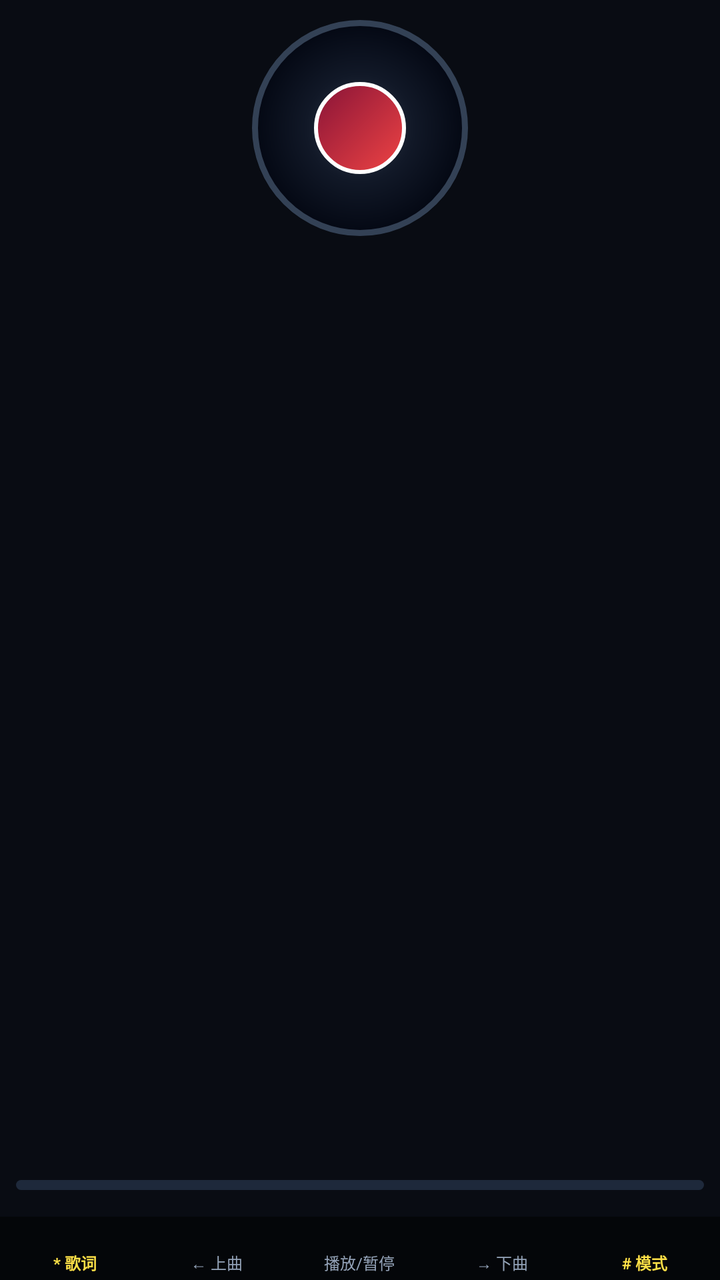
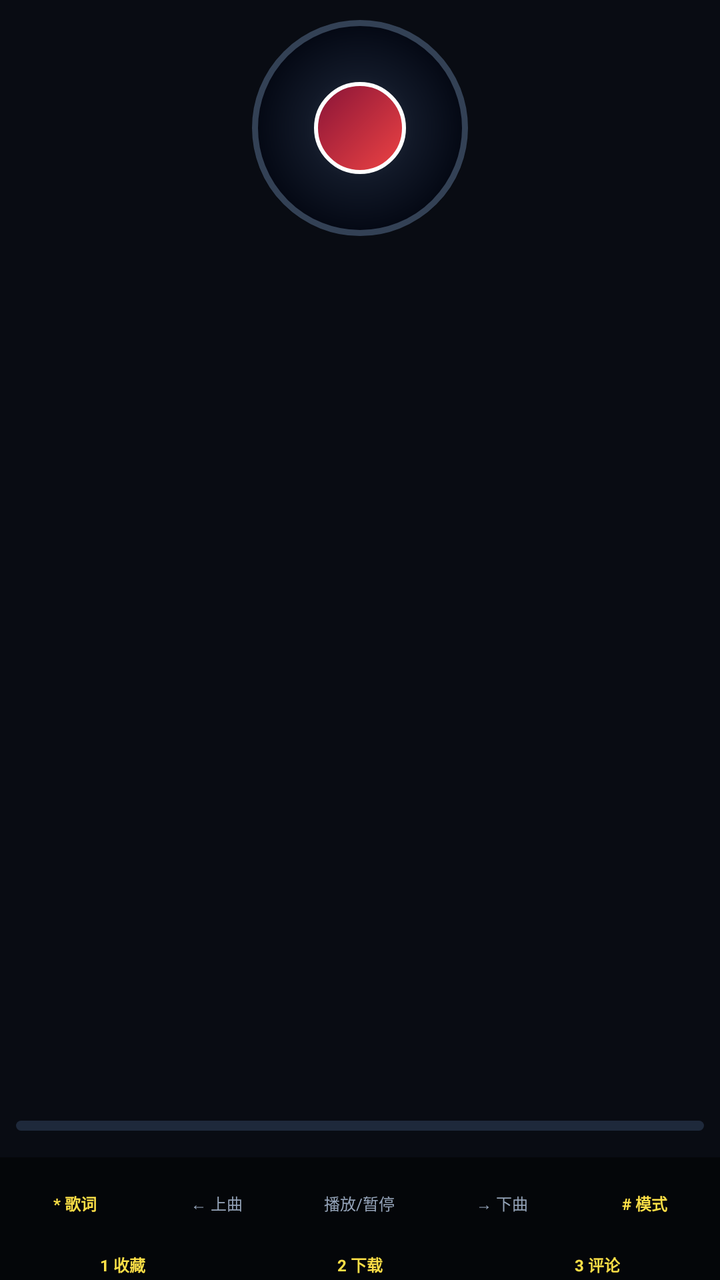

An Android layout rendered at two revisions. The XML below is the earlier revision; the diff shows what the commit changed to produce the second picture.
<!-- AndroidManifest.xml: application theme Theme.KeydroidX.Music -->
<!-- res/layout/activity_player.xml -->
<?xml version="1.0" encoding="utf-8"?>
<FrameLayout
    xmlns:android="http://schemas.android.com/apk/res/android"
    android:layout_width="match_parent"
    android:layout_height="match_parent"
    android:background="@color/music_dark_bg">

    
    
    
    <LinearLayout
        android:id="@+id/layout_player_root"
        android:layout_width="match_parent"
        android:layout_height="match_parent"
        android:orientation="vertical"
        android:focusable="true"
        android:focusableInTouchMode="true">

        
        <LinearLayout
            android:id="@+id/layout_upper"
            android:layout_width="match_parent"
            android:layout_height="wrap_content"
            android:orientation="vertical"
            android:gravity="center_horizontal"
            android:paddingLeft="8dp"
            android:paddingRight="8dp"
            android:paddingTop="8dp"
            android:paddingBottom="4dp">

            <FrameLayout
                android:layout_width="wrap_content"
                android:layout_height="wrap_content"
                android:layout_marginTop="2dp"
                android:layout_marginBottom="2dp">

                <FrameLayout
                    android:id="@+id/vinyl_disk"
                    android:layout_width="108dp"
                    android:layout_height="108dp"
                    android:background="@drawable/bg_vinyl_disk">

                    <FrameLayout
                        android:id="@+id/vinyl_center"
                        android:layout_width="46dp"
                        android:layout_height="46dp"
                        android:layout_gravity="center"
                        android:background="@drawable/bg_vinyl_center">

                        <TextView
                            android:id="@+id/iv_play_pause"
                            android:layout_width="wrap_content"
                            android:layout_height="wrap_content"
                            android:layout_gravity="center"
                            android:textSize="20sp"
                            android:textColor="#FFFFFF"
                            android:includeFontPadding="false" />
                    </FrameLayout>
                </FrameLayout>
            </FrameLayout>

            <LinearLayout
                android:layout_width="match_parent"
                android:layout_height="wrap_content"
                android:orientation="vertical"
                android:gravity="center_horizontal"
                android:layout_marginTop="4dp">

                <TextView
                    android:id="@+id/tv_song_title"
                    android:layout_width="match_parent"
                    android:layout_height="wrap_content"
                    android:gravity="center"
                    android:textSize="10sp"
                    android:textStyle="bold"
                    android:textColor="#FFFFFF"
                    android:singleLine="true"
                    android:ellipsize="end"
                    android:includeFontPadding="false" />

                <TextView
                    android:id="@+id/tv_song_artist"
                    android:layout_width="match_parent"
                    android:layout_height="wrap_content"
                    android:layout_marginTop="2dp"
                    android:gravity="center"
                    android:textSize="10sp"
                    android:textColor="@color/music_subtext"
                    android:singleLine="true"
                    android:ellipsize="end"
                    android:includeFontPadding="false" />
            </LinearLayout>
        </LinearLayout>

        
        <FrameLayout
            android:layout_width="match_parent"
            android:layout_height="0dp"
            android:layout_weight="1">

            <ScrollView
                android:id="@+id/scroll_lyric"
                android:layout_width="match_parent"
                android:layout_height="match_parent"
                android:fillViewport="true"
                android:scrollbars="none"
                android:overScrollMode="never"
                android:focusable="false"
                android:focusableInTouchMode="false">

                <LinearLayout
                    android:id="@+id/layout_lyric_list"
                    android:layout_width="match_parent"
                    android:layout_height="wrap_content"
                    android:orientation="vertical"
                    android:gravity="center_vertical"
                    android:paddingLeft="10dp"
                    android:paddingRight="10dp"
                    android:paddingTop="6dp"
                    android:paddingBottom="6dp">
                </LinearLayout>
            </ScrollView>

        </FrameLayout>

        
        <LinearLayout
            android:layout_width="match_parent"
            android:layout_height="wrap_content"
            android:orientation="vertical"
            android:paddingLeft="8dp"
            android:paddingRight="8dp"
            android:paddingTop="4dp"
            android:paddingBottom="2dp">

            <FrameLayout
                android:id="@+id/progress_track"
                android:layout_width="match_parent"
                android:layout_height="5dp"
                android:background="@drawable/bg_progress_bar">

                <View
                    android:id="@+id/progress_fill"
                    android:layout_width="0dp"
                    android:layout_height="match_parent"
                    android:background="@drawable/bg_progress_fill" />
            </FrameLayout>

            <LinearLayout
                android:layout_width="match_parent"
                android:layout_height="wrap_content"
                android:layout_marginTop="2dp"
                android:orientation="horizontal"
                android:gravity="center_vertical">

                <TextView
                    android:id="@+id/tv_current_time"
                    android:layout_width="wrap_content"
                    android:layout_height="wrap_content"
                    android:textSize="8sp"
                    android:textColor="@color/music_subtext"
                    android:includeFontPadding="false" />

                <TextView
                    android:id="@+id/tv_play_status"
                    android:layout_width="0dp"
                    android:layout_height="wrap_content"
                    android:layout_weight="1"
                    android:gravity="center"
                    android:textSize="8sp"
                    android:textColor="@color/music_subtext"
                    android:includeFontPadding="false" />

                <TextView
                    android:id="@+id/tv_total_time"
                    android:layout_width="wrap_content"
                    android:layout_height="wrap_content"
                    android:textSize="8sp"
                    android:textColor="@color/music_subtext"
                    android:includeFontPadding="false" />
            </LinearLayout>
        </LinearLayout>

        
        <LinearLayout
            android:id="@+id/layout_key_guide"
            android:layout_width="match_parent"
            android:layout_height="wrap_content"
            android:orientation="horizontal"
            android:gravity="center"
            android:background="#88000000"
            android:paddingTop="3dp"
            android:paddingBottom="3dp"
            android:paddingLeft="2dp"
            android:paddingRight="2dp">

            <LinearLayout
                android:id="@+id/guide_lyrics"
                android:layout_width="0dp"
                android:layout_height="wrap_content"
                android:layout_weight="1"
                android:orientation="vertical"
                android:gravity="center_horizontal">

                <TextView
                    android:id="@+id/icon_guide_lyrics"
                    android:layout_width="wrap_content"
                    android:layout_height="wrap_content"
                    android:textSize="12sp"
                    android:textColor="#FDE047"
                    android:includeFontPadding="false" />

                <TextView
                    android:layout_width="wrap_content"
                    android:layout_height="wrap_content"
                    android:textSize="8sp"
                    android:textColor="#FDE047"
                    android:textStyle="bold"
                    android:text="@string/guide_lyrics"
                    android:includeFontPadding="false" />
            </LinearLayout>

            <LinearLayout
                android:id="@+id/guide_prev"
                android:layout_width="0dp"
                android:layout_height="wrap_content"
                android:layout_weight="1"
                android:orientation="vertical"
                android:gravity="center_horizontal">

                <TextView
                    android:id="@+id/icon_guide_prev"
                    android:layout_width="wrap_content"
                    android:layout_height="wrap_content"
                    android:textSize="12sp"
                    android:textColor="#CBD5E1"
                    android:includeFontPadding="false" />

                <TextView
                    android:layout_width="wrap_content"
                    android:layout_height="wrap_content"
                    android:textSize="8sp"
                    android:textColor="#94A3B8"
                    android:text="@string/guide_prev"
                    android:includeFontPadding="false" />
            </LinearLayout>

            <LinearLayout
                android:id="@+id/guide_playpause"
                android:layout_width="0dp"
                android:layout_height="wrap_content"
                android:layout_weight="1"
                android:orientation="vertical"
                android:gravity="center_horizontal">

                <TextView
                    android:id="@+id/icon_guide_playpause"
                    android:layout_width="wrap_content"
                    android:layout_height="wrap_content"
                    android:textSize="12sp"
                    android:textColor="#CBD5E1"
                    android:includeFontPadding="false" />

                <TextView
                    android:layout_width="wrap_content"
                    android:layout_height="wrap_content"
                    android:textSize="8sp"
                    android:textColor="#94A3B8"
                    android:text="@string/guide_playpause"
                    android:includeFontPadding="false" />
            </LinearLayout>

            <LinearLayout
                android:id="@+id/guide_next"
                android:layout_width="0dp"
                android:layout_height="wrap_content"
                android:layout_weight="1"
                android:orientation="vertical"
                android:gravity="center_horizontal">

                <TextView
                    android:id="@+id/icon_guide_next"
                    android:layout_width="wrap_content"
                    android:layout_height="wrap_content"
                    android:textSize="12sp"
                    android:textColor="#CBD5E1"
                    android:includeFontPadding="false" />

                <TextView
                    android:layout_width="wrap_content"
                    android:layout_height="wrap_content"
                    android:textSize="8sp"
                    android:textColor="#94A3B8"
                    android:text="@string/guide_next"
                    android:includeFontPadding="false" />
            </LinearLayout>

            <LinearLayout
                android:id="@+id/guide_mode"
                android:layout_width="0dp"
                android:layout_height="wrap_content"
                android:layout_weight="1"
                android:orientation="vertical"
                android:gravity="center_horizontal">

                <TextView
                    android:id="@+id/icon_guide_mode"
                    android:layout_width="wrap_content"
                    android:layout_height="wrap_content"
                    android:textSize="12sp"
                    android:textColor="#FDE047"
                    android:includeFontPadding="false" />

                <TextView
                    android:layout_width="wrap_content"
                    android:layout_height="wrap_content"
                    android:textSize="8sp"
                    android:textColor="#FDE047"
                    android:textStyle="bold"
                    android:text="@string/guide_mode"
                    android:includeFontPadding="false" />
            </LinearLayout>
        </LinearLayout>
    </LinearLayout>

    
    
    
    <FrameLayout
        android:id="@+id/layout_lyric_fullscreen"
        android:layout_width="match_parent"
        android:layout_height="match_parent"
        android:background="@color/music_dark_bg"
        android:visibility="gone">

        <ScrollView
            android:id="@+id/scroll_lyric_full"
            android:layout_width="match_parent"
            android:layout_height="match_parent"
            android:fillViewport="true"
            android:scrollbars="none"
            android:overScrollMode="never"
            android:focusable="false"
            android:focusableInTouchMode="false">

            <LinearLayout
                android:id="@+id/layout_lyric_full_wrapper"
                android:layout_width="match_parent"
                android:layout_height="wrap_content"
                android:orientation="vertical"
                android:gravity="center_horizontal"
                android:paddingLeft="14dp"
                android:paddingRight="14dp"
                android:paddingTop="120dp"
                android:paddingBottom="120dp"
                android:clipToPadding="false">

                
                <LinearLayout
                    android:id="@+id/layout_lyric_full_list"
                    android:layout_width="match_parent"
                    android:layout_height="wrap_content"
                    android:orientation="vertical"
                    android:gravity="center_horizontal">
                </LinearLayout>
            </LinearLayout>
        </ScrollView>
    </FrameLayout>
</FrameLayout>
<!-- resources referenced by this layout -->
<resources>
  <color name="music_dark_bg">#090C13</color>
  <color name="music_subtext">#B0B0B0</color>
  <!-- drawable bg_progress_bar (drawable) -->
  <?xml version="1.0" encoding="utf-8"?>
  <shape xmlns:android="http://schemas.android.com/apk/res/android"
      android:shape="rectangle">
      <solid android:color="#1E293B" />
      <corners android:radius="3dp" />
  </shape>
  <!-- drawable bg_progress_fill (drawable) -->
  <?xml version="1.0" encoding="utf-8"?>
  <shape xmlns:android="http://schemas.android.com/apk/res/android"
      android:shape="rectangle">
      <solid android:color="@color/music_accent" />
      <corners android:radius="3dp" />
  </shape>
  <!-- drawable bg_vinyl_center (drawable) -->
  <?xml version="1.0" encoding="utf-8"?>
  <shape xmlns:android="http://schemas.android.com/apk/res/android"
      android:shape="oval">
      <gradient
          android:type="linear"
          android:angle="135"
          android:startColor="#EF4444"
          android:endColor="#881337" />
      <stroke
          android:width="2dp"
          android:color="#FFFFFF" />
  </shape>
  <!-- drawable bg_vinyl_disk (drawable) -->
  <?xml version="1.0" encoding="utf-8"?>
  <layer-list xmlns:android="http://schemas.android.com/apk/res/android">
  
      
      <item
          android:left="0dp"
          android:top="2dp"
          android:right="0dp"
          android:bottom="0dp">
          <shape android:shape="oval">
              <solid android:color="#33000000" />
        </shape>
    </item>
  
      
      <item>
          <shape android:shape="oval">
              <gradient
                  android:type="radial"
                  android:gradientRadius="54dp"
                  android:centerX="0.5"
                  android:centerY="0.5"
                  android:startColor="#FF2D3748"
                  android:centerColor="#FF111827"
                  android:endColor="#FF030712" />
              <stroke
                  android:width="3dp"
                  android:color="#334155" />
        </shape>
    </item>
  </layer-list>
  <string name="guide_lyrics">* 歌词</string>
  <string name="guide_mode"># 模式</string>
  <string name="guide_next">→ 下曲</string>
  <string name="guide_playpause">播放/暂停</string>
  <string name="guide_prev">← 上曲</string>
  <style name="Theme.KeydroidX.Music" parent="Theme.NokiaKeyCore">
          <item name="android:windowNoTitle">true</item>
          <item name="android:windowBackground">@color/music_bg</item>
  
          
          <item name="android:windowDisablePreview">true</item>
          <item name="android:windowContentOverlay">@null</item>
      </style>
  <color name="music_accent">#38BDF8</color>
  <color name="music_bg">#090C13</color>
</resources>

<!-- the commit's change to res/layout/activity_player.xml (unified diff, before → after) -->
@@ -321,6 +321,120 @@
                     android:includeFontPadding="false" />
             </LinearLayout>
         </LinearLayout>
+
+        
+        <LinearLayout
+            android:id="@+id/layout_song_actions"
+            android:layout_width="match_parent"
+            android:layout_height="wrap_content"
+            android:orientation="horizontal"
+            android:gravity="center"
+            android:background="#88000000"
+            android:paddingTop="2dp"
+            android:paddingBottom="2dp"
+            android:paddingLeft="2dp"
+            android:paddingRight="2dp">
+
+            
+            <LinearLayout
+                android:id="@+id/action_favorite"
+                android:layout_width="0dp"
+                android:layout_height="wrap_content"
+                android:layout_weight="1"
+                android:orientation="vertical"
+                android:gravity="center_horizontal">
+
+                <TextView
+                    android:id="@+id/icon_action_favorite"
+                    android:layout_width="wrap_content"
+                    android:layout_height="wrap_content"
+                    android:textSize="12sp"
+                    android:textColor="#FFFFFF"
+                    android:includeFontPadding="false" />
+
+                <TextView
+                    android:layout_width="wrap_content"
+                    android:layout_height="wrap_content"
+                    android:textSize="8sp"
+                    android:textColor="#FDE047"
+                    android:textStyle="bold"
+                    android:text="@string/guide_favorite"
+                    android:includeFontPadding="false" />
+            </LinearLayout>
+
+            
+            <LinearLayout
+                android:id="@+id/action_download"
+                android:layout_width="0dp"
+                android:layout_height="wrap_content"
+                android:layout_weight="1"
+                android:orientation="vertical"
+                android:gravity="center_horizontal">
+
+                <TextView
+                    android:id="@+id/icon_action_download"
+                    android:layout_width="wrap_content"
+                    android:layout_height="wrap_content"
+                    android:textSize="12sp"
+                    android:textColor="#FFFFFF"
+                    android:includeFontPadding="false" />
+
+                <TextView
+                    android:layout_width="wrap_content"
+                    android:layout_height="wrap_content"
+                    android:textSize="8sp"
+                    android:textColor="#FDE047"
+                    android:textStyle="bold"
+                    android:text="@string/guide_download"
+                    android:includeFontPadding="false" />
+            </LinearLayout>
+
+            
+            <LinearLayout
+                android:id="@+id/action_comment"
+                android:layout_width="0dp"
+                android:layout_height="wrap_content"
+                android:layout_weight="1"
+                android:orientation="vertical"
+                android:gravity="center_horizontal">
+
+                <LinearLayout
+                    android:layout_width="wrap_content"
+                    android:layout_height="wrap_content"
+                    android:orientation="horizontal"
+                    android:gravity="center">
+
+                    <TextView
+                        android:id="@+id/icon_action_comment"
+                        android:layout_width="wrap_content"
+                        android:layout_height="wrap_content"
+                        android:textSize="12sp"
+                        android:textColor="#FFFFFF"
+                        android:includeFontPadding="false" />
+
+                    <TextView
+                        android:id="@+id/tv_comment_count"
+                        android:layout_width="wrap_content"
+                        android:layout_height="wrap_content"
+                        android:layout_marginLeft="2dp"
+                        android:textSize="8sp"
+                        android:textColor="#FDE047"
+                        android:singleLine="true"
+                        android:maxLength="4"
+                        android:visibility="gone"
+                        android:includeFontPadding="false" />
+                </LinearLayout>
+
+                <TextView
+                    android:layout_width="wrap_content"
+                    android:layout_height="wrap_content"
+                    android:textSize="8sp"
+                    android:textColor="#FDE047"
+                    android:textStyle="bold"
+                    android:text="@string/guide_comment"
+                    android:includeFontPadding="false" />
+            </LinearLayout>
+        </LinearLayout>
     </LinearLayout>
 
     
<!-- resource entries referenced after the edit -->
@@ -61,6 +61,9 @@
         </shape>
     </item>
   </layer-list>
+  <string name="guide_comment">3 评论</string>
+  <string name="guide_download">2 下载</string>
+  <string name="guide_favorite">1 收藏</string>
   <string name="guide_lyrics">* 歌词</string>
   <string name="guide_mode"># 模式</string>
   <string name="guide_next">→ 下曲</string>
